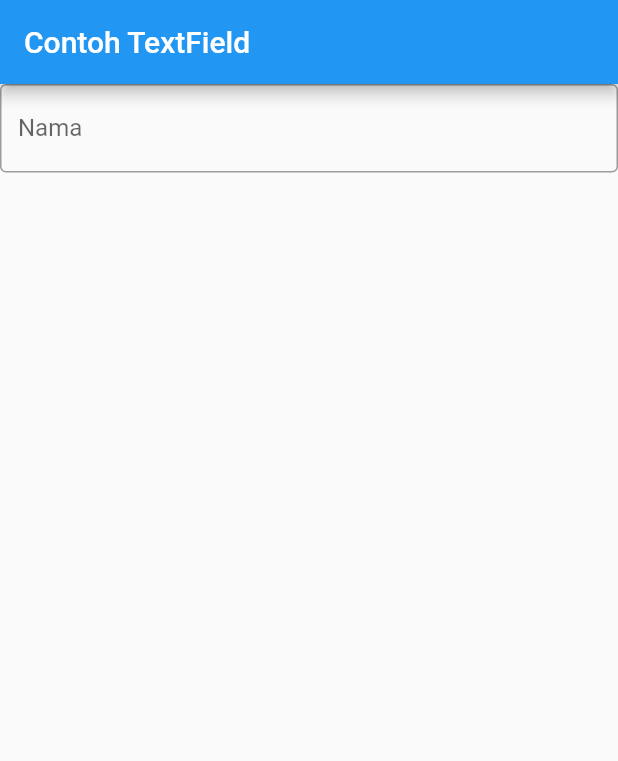
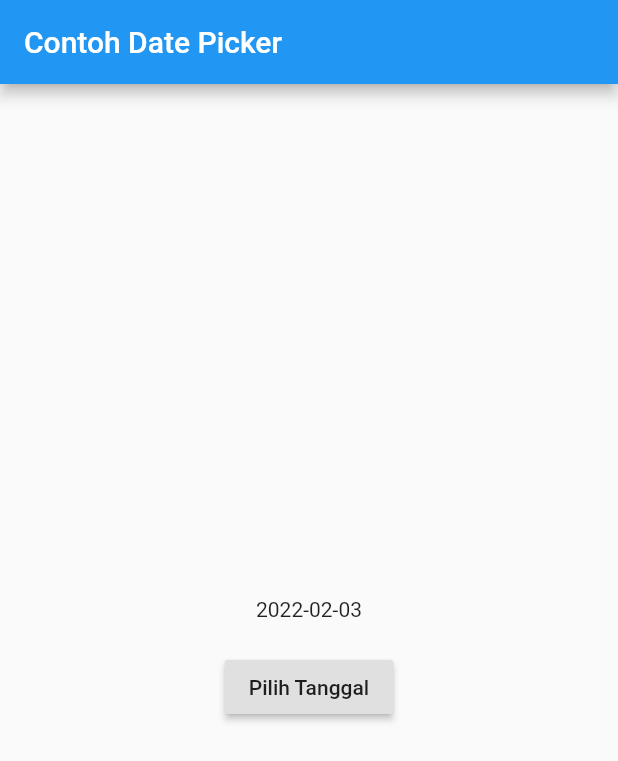
Before and after one commit to Rasyid-Renaldi/flutter-fundamental, a Flutter app: the screen it shows after launch, on a phone screen of 412 x 824 dp. Shown: the top 761 px of the screen. Run offline on Flutter 3.47's test engine with Material 2 defaults, Android fonts, the phone set to English and light mode, and no system bars.

Commit message:
Update Date and Time Pickers

```diff
--- a/flutter_app1/lib/main.dart
+++ b/flutter_app1/lib/main.dart
@@ -1,24 +1,73 @@
-import 'package:flutter/cupertino.dart';
+// import 'package:flutter/cupertino.dart';
+import 'dart:async';
 import 'package:flutter/material.dart';
 
 void main() => runApp(MyApp());
 
 class MyApp extends StatelessWidget {
   // const MyApp({Key? key}) : super(key: key);
-  int _count = 0;
+  // int _count = 0;
   @override
   Widget build(BuildContext context) {
     return MaterialApp(
-      home: Scaffold(
-        appBar: AppBar(title: Text("Contoh TextField")),
-        body: TextField(
-          obscureText: false,
-          decoration: InputDecoration(
-            border: OutlineInputBorder(),
-            labelText: 'Nama',
-          ),
-        ),
-      ),
+      title: 'Contoh Date Picker',
+      home: MyHomePage(title: 'Contoh Date Picker'),
     );
   }
 }
+
+class MyHomePage extends StatefulWidget {
+  //  Jika menggunakan kode program dibawah ini pada parameter key tidak punya value maka pada type Key harus disertai tanda (?)
+  //  maka penulisannya akan seperti "Key? key,". Dan pada "this.title" setelah tanda (,) disertai dengan "required".
+
+  const MyHomePage({Key? key, required this.title}) : super(key: key);
+
+  final String title;
+
+  @override
+  _MyHomePageState createState() => _MyHomePageState();
+}
+
+class _MyHomePageState extends State<MyHomePage> {
+    // Variable/State untuk mengambil tanggal
+    DateTime selectedDate = DateTime.now();
+
+    // Initial SelectDate Flutter
+    Future<Null> _selectDate(BuildContext context) async {
+      // Initial DateTime Final Picked
+      final DateTime? picked = await showDatePicker(
+        context: context,
+        initialDate: selectedDate,
+        firstDate: DateTime(2015, 8),
+        lastDate: DateTime(2101));
+      if (picked != null && picked != selectedDate)
+        setState(() {
+          selectedDate = picked;
+        });
+    }
+
+    @override
+    Widget build(BuildContext context) {
+      return Scaffold(
+        appBar: AppBar(
+          title: Text(widget.title),
+        ),
+        body: Center(
+          child: Column(
+            mainAxisSize: MainAxisSize.min,
+            children: <Widget>[
+              Text("${selectedDate.toLocal()}".split(' ')[0]),
+              SizedBox(height: 20.0,),
+              RaisedButton(
+                onPressed: () => {
+                  _selectDate(context),
+                  print(selectedDate.day + selectedDate.month + selectedDate.year)
+                },
+                child: Text('Pilih Tanggal'),
+              )
+            ],
+          ),
+        )
+      );
+    }
+  }
```
